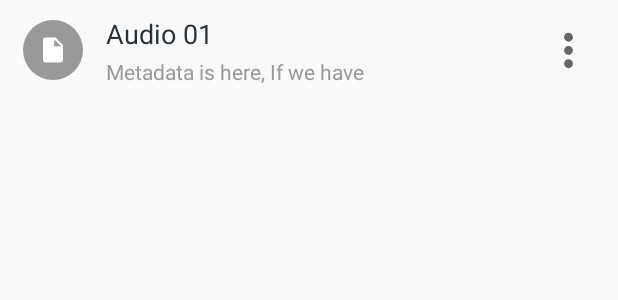
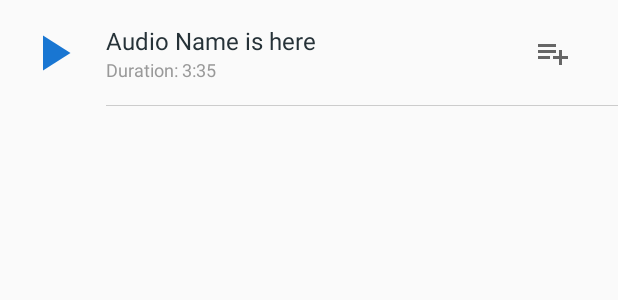
Before and after one commit to Team-RHR/soundscape, an Android app: the layout audio_file_item.xml on its own in the app's theme, with its tools: preview values and no code run, on a phone screen of 412 x 824 dp. Shown: the top 300 px of the screen. Run offline under Robolectric (Android 15) with nearby library versions, the phone set to English and light mode, and no system bars; plain views replace MaterialRippleLayout.

Commit message:
can add audio to new soundscape page in  search result page

```diff
--- a/app/build.gradle
+++ b/app/build.gradle
@@ -36,7 +36,7 @@ dependencies {
     implementation 'com.squareup.retrofit2:retrofit:2.4.0'              // Networking
     implementation 'com.squareup.retrofit2:converter-gson:2.3.0'        // Networking
     implementation 'com.google.code.gson:gson:2.8.5'                    // Json convertor
-    implementation 'com.mikhaellopez:circularimageview:3.2.0'           // circle image view
+    implementation 'com.mikhaellopez:circularimageview:3.2.0'           // circle playBtn view
     implementation 'com.balysv:material-ripple:1.0.2'                   // ripple effect
     implementation 'org.jetbrains.anko:anko:0.10.5'                     // anko
 }
--- a/app/src/main/java/com/example/kkgroup/soundscape_v2/Tools/AudioUtils.kt
+++ b/app/src/main/java/com/example/kkgroup/soundscape_v2/Tools/AudioUtils.kt
@@ -13,7 +13,7 @@ object AudioUtils {
         var finalTimerString = ""
         var secondsString = ""
 
-        // Convert total duration into time
+        // Convert total category into time
         val hours = (milliseconds / (1000 * 60 * 60)).toInt()
         val minutes = (milliseconds % (1000 * 60 * 60)).toInt() / (1000 * 60)
         val seconds = (milliseconds % (1000 * 60 * 60) % (1000 * 60) / 1000).toInt()
@@ -54,7 +54,7 @@ object AudioUtils {
      * Function to change progress to timer
      *
      * @param progress - totalDuration
-     * returns current duration in milliseconds
+     * returns current category in milliseconds
      */
     fun progressToTimer(progress: Int, totalDuration: Int): Int {
         var totalDuration = totalDuration
@@ -62,7 +62,7 @@ object AudioUtils {
         totalDuration /= 1000
         currentDuration = (progress.toDouble() / MAX_PROGRESS * totalDuration).toInt()
 
-        // return current duration in milliseconds
+        // return current category in milliseconds
         return currentDuration * 1000
     }
 }
--- a/app/src/main/java/com/example/kkgroup/soundscape_v2/activity/MainActivity.kt
+++ b/app/src/main/java/com/example/kkgroup/soundscape_v2/activity/MainActivity.kt
@@ -26,6 +26,7 @@ import com.example.kkgroup.soundscape_v2.fragment.FragmentPreference
 import com.example.kkgroup.soundscape_v2.fragment.FragmentRecording
 import com.example.kkgroup.soundscape_v2.fragment.FragmentRoot
 import org.jetbrains.anko.startActivity
+import kotlin.system.exitProcess
 
 private const val REQUEST_WRITE_EXTERNAL_PERMISSION = 200
 class MainActivity : AppCompatActivity() {
@@ -145,7 +146,7 @@ class MainActivity : AppCompatActivity() {
             } else {
                 Tools.toastCancel()
                 moveTaskToBack(true)
-                finish()
+                exitProcess(1)
             }
             return true
         }
--- a/app/src/main/java/com/example/kkgroup/soundscape_v2/widget/ItemAnimation.java
+++ b/app/src/main/java/com/example/kkgroup/soundscape_v2/widget/ItemAnimation.java
@@ -13,7 +13,7 @@ public class ItemAnimation {
     public static final int RIGHT_LEFT = 4;
     public static final int NONE = 0;
 
-    /* animation duration */
+    /* animation category */
     private static final long DURATION_IN_BOTTOM_UP = 150;
     private static final long DURATION_IN_FADE_ID = 500;
     private static final long DURATION_IN_LEFT_RIGHT = 150;
--- /dev/null
+++ b/app/src/main/res/drawable/ic_playlist_add.xml
@@ -0,0 +1,5 @@
+<vector android:height="24dp" android:tint="#FFFFFF"
+    android:viewportHeight="24.0" android:viewportWidth="24.0"
+    android:width="24dp" xmlns:android="http://schemas.android.com/apk/res/android">
+    <path android:fillColor="#FF000000" android:pathData="M14,10L2,10v2h12v-2zM14,6L2,6v2h12L14,6zM18,14v-4h-2v4h-4v2h4v4h2v-4h4v-2h-4zM2,16h8v-2L2,14v2z"/>
+</vector>
--- /dev/null
+++ b/app/src/main/res/drawable/ic_playlist_add_check.xml
@@ -0,0 +1,5 @@
+<vector android:height="24dp" android:tint="#FFFFFF"
+    android:viewportHeight="24.0" android:viewportWidth="24.0"
+    android:width="24dp" xmlns:android="http://schemas.android.com/apk/res/android">
+    <path android:fillColor="#FF000000" android:pathData="M14,10L2,10v2h12v-2zM14,6L2,6v2h12L14,6zM2,16h8v-2L2,14v2zM21.5,11.5L23,13l-6.99,7 -4.51,-4.5L13,14l3.01,3 5.49,-5.5z"/>
+</vector>
--- a/app/src/main/res/layout/audio_file_item.xml
+++ b/app/src/main/res/layout/audio_file_item.xml
@@ -18,54 +18,54 @@
             android:layout_width="@dimen/spacing_large"
             android:layout_height="0dp" />
 
-        <RelativeLayout
-            android:layout_width="wrap_content"
-            android:layout_height="wrap_content">
-
         <ImageView
+            android:id="@+id/iv_play"
             android:layout_width="40dp"
             android:layout_height="40dp"
-                android:tint="@color/grey_40"
-                app:srcCompat="@drawable/shape_circle" />
-
-            <ImageView
-                android:id="@+id/image"
-                android:layout_width="40dp"
-                android:layout_height="40dp"
-                android:padding="@dimen/spacing_middle"
-                app:srcCompat="@drawable/ic_file" />
-
-        </RelativeLayout>
+            android:layout_marginBottom="@dimen/spacing_large"
+            android:layout_marginTop="@dimen/spacing_large"
+            android:scaleType="centerCrop"
+            android:tint="@color/colorPrimary"
+            android:src="@drawable/ic_play_arrow" />
 
         <View
             android:layout_width="@dimen/spacing_large"
             android:layout_height="0dp" />
 
+        <RelativeLayout
+            android:layout_width="match_parent"
+            android:layout_height="match_parent"
+            android:orientation="vertical">
+
+            <LinearLayout
+                android:layout_width="match_parent"
+                android:layout_height="wrap_content"
+                android:layout_centerVertical="true"
+                android:gravity="center_vertical"
+                android:orientation="horizontal">
+
                 <LinearLayout
                     android:layout_width="0dp"
                     android:layout_height="wrap_content"
                     android:layout_weight="1"
-            android:orientation="vertical"
-            android:paddingBottom="@dimen/spacing_middle"
-            android:paddingTop="@dimen/spacing_middle">
+                    android:orientation="vertical">
 
                     <TextView
                         android:id="@+id/name"
                         android:layout_width="wrap_content"
                         android:layout_height="wrap_content"
-                android:text="Audio 01"
+                        android:text="Audio Name is here"
                         android:maxLines="1"
-                android:textAppearance="@style/TextAppearance.AppCompat.Medium"
+                        android:textAppearance="@style/TextAppearance.AppCompat.Subhead"
                         android:textColor="@color/grey_90" />
 
                     <TextView
-                android:id="@+id/duration"
+                        android:id="@+id/tv_category"
                         android:layout_width="wrap_content"
                         android:layout_height="wrap_content"
-                android:layout_marginTop="@dimen/spacing_small"
-                android:maxLines="2"
-                android:text="Metadata is here, If we have"
-                android:textAppearance="@style/TextAppearance.AppCompat.Small"
+                        android:maxLines="1"
+                        android:text="Duration: 3:35"
+                        android:textAppearance="@style/TextAppearance.AppCompat.Caption"
                         android:textColor="@color/grey_40" />
 
                 </LinearLayout>
@@ -74,17 +74,13 @@
                     android:layout_width="@dimen/spacing_large"
                     android:layout_height="0dp" />
 
-        <RelativeLayout
-            android:layout_width="@dimen/spacing_xlarge"
-            android:layout_height="@dimen/spacing_xlarge">
-
-            <ImageView
-                android:id="@+id/iv_more"
-                android:layout_width="match_parent"
-                android:layout_height="match_parent"
-                android:src="@drawable/ic_more"
-                android:tint="@color/grey_60" />
-        </RelativeLayout>
+                <ImageButton
+                    android:id="@+id/iv_add_to_track"
+                    android:layout_width="?attr/actionBarSize"
+                    android:layout_height="?attr/actionBarSize"
+                    android:background="?attr/selectableItemBackgroundBorderless"
+                    android:tint="@color/grey_60"
+                    app:srcCompat="@drawable/ic_playlist_add" />
 
                 <View
                     android:layout_width="@dimen/spacing_large"
@@ -92,4 +88,14 @@
 
             </LinearLayout>
 
+            <View
+                android:layout_width="match_parent"
+                android:layout_height="1px"
+                android:layout_alignParentBottom="true"
+                android:background="@color/grey_20" />
+
+        </RelativeLayout>
+
+    </LinearLayout>
+
 </com.balysv.materialripple.MaterialRippleLayout>
```
Also changed, not shown: app/src/main/java/com/example/kkgroup/soundscape_v2/Tools/Tools.kt (+11 -0 lines), app/src/main/java/com/example/kkgroup/soundscape_v2/activity/PlayActivity.kt (+4 -4 lines), app/src/main/java/com/example/kkgroup/soundscape_v2/activity/SearchActivity.kt (+44 -0 lines), app/src/main/java/com/example/kkgroup/soundscape_v2/adapter/AudioItemAdapter.kt (+12 -26 lines), app/src/main/java/com/example/kkgroup/soundscape_v2/adapter/SearchItemAdapter.kt (+18 -7 lines), app/src/main/java/com/example/kkgroup/soundscape_v2/fragment/FragmentLibraryAudioList.kt (+19 -28 lines), app/src/main/java/com/example/kkgroup/soundscape_v2/fragment/FragmentNewSoundscape.kt (+20 -0 lines). Lines whose indentation alone changed are shown as unchanged.
